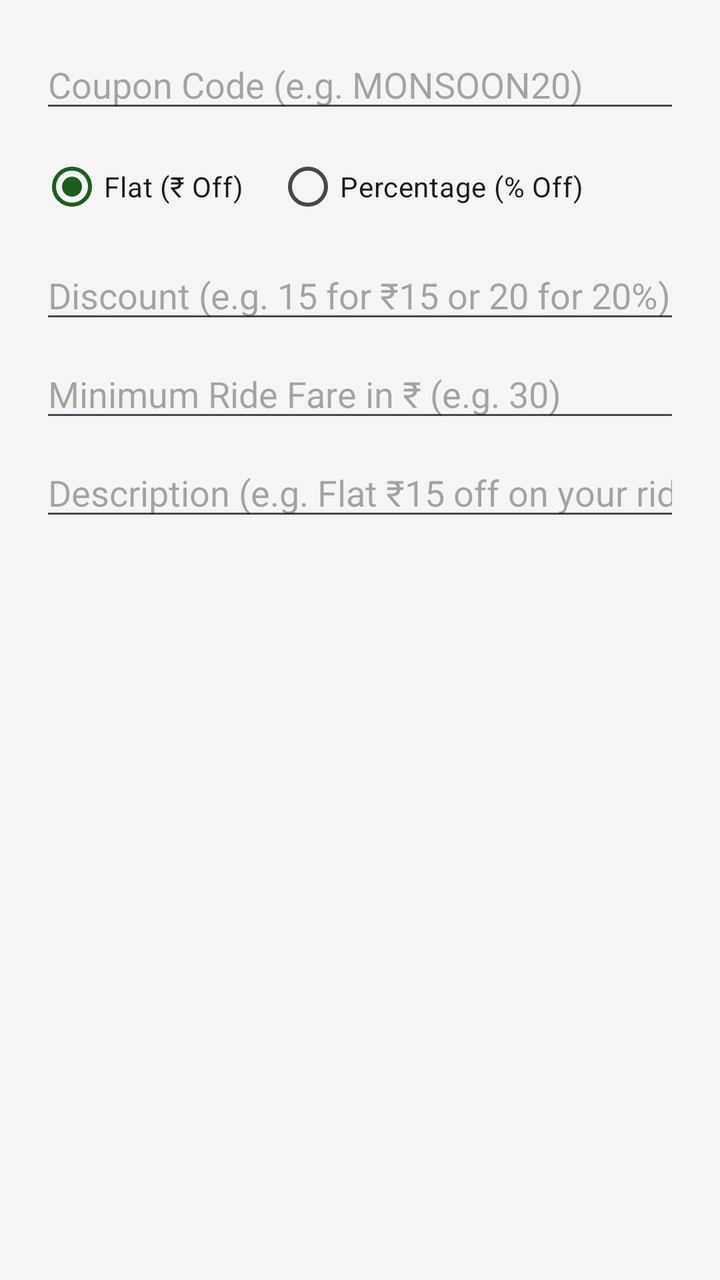
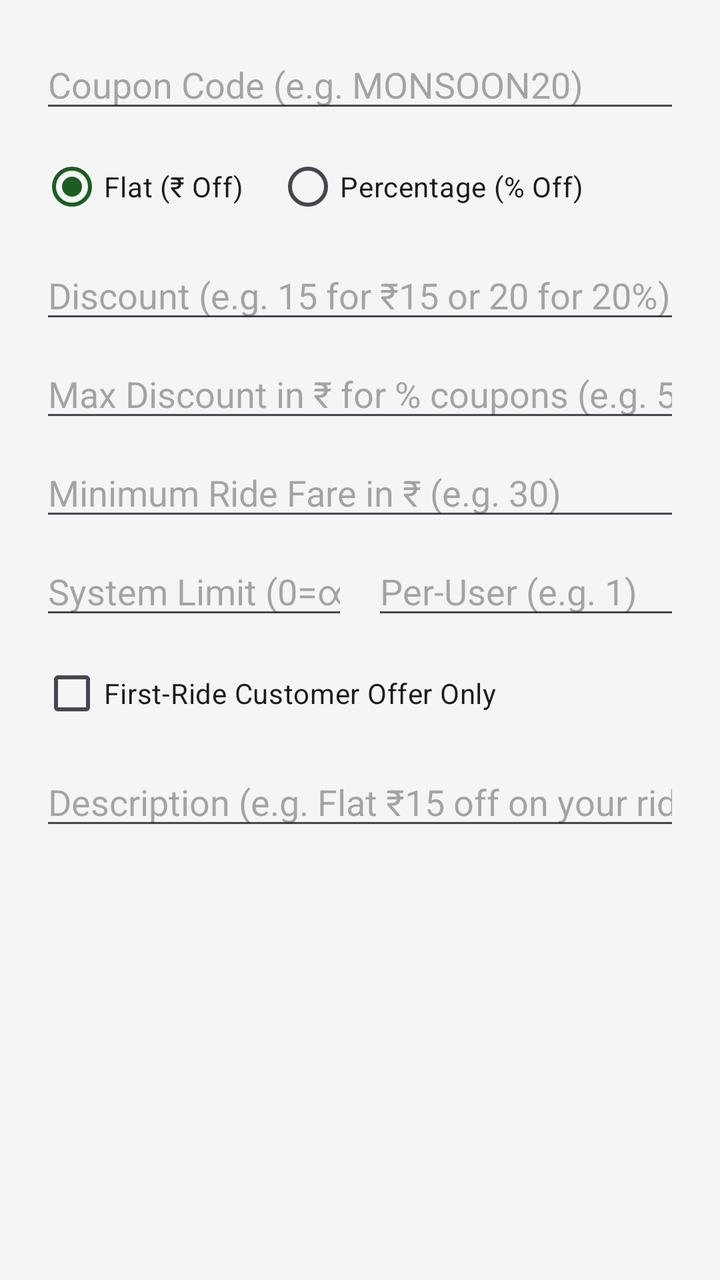

Before-and-after screenshots of an Android layout around one commit, followed by the original layout XML and the change that was made.
<!-- AndroidManifest.xml: application theme Theme.BicycleBookingApp -->
<!-- res/layout/dialog_create_coupon.xml -->
<?xml version="1.0" encoding="utf-8"?>
<LinearLayout
    xmlns:android="http://schemas.android.com/apk/res/android"
    android:layout_width="match_parent"
    android:layout_height="wrap_content"
    android:orientation="vertical"
    android:padding="20dp">

    <EditText
        android:id="@+id/etCouponCode"
        android:layout_width="match_parent"
        android:layout_height="wrap_content"
        android:hint="Coupon Code (e.g. MONSOON20)"
        android:inputType="textCapCharacters"
        android:textAllCaps="true" />

    <RadioGroup
        android:id="@+id/rgDiscountType"
        android:layout_width="match_parent"
        android:layout_height="wrap_content"
        android:orientation="horizontal"
        android:layout_marginTop="8dp">

        <RadioButton
            android:id="@+id/rbFlat"
            android:layout_width="wrap_content"
            android:layout_height="wrap_content"
            android:text="Flat (₹ Off)"
            android:checked="true" />

        <RadioButton
            android:id="@+id/rbPercentage"
            android:layout_width="wrap_content"
            android:layout_height="wrap_content"
            android:text="Percentage (% Off)"
            android:layout_marginStart="16dp" />
    </RadioGroup>

    <EditText
        android:id="@+id/etDiscountValue"
        android:layout_width="match_parent"
        android:layout_height="wrap_content"
        android:layout_marginTop="8dp"
        android:hint="Discount (e.g. 15 for ₹15 or 20 for 20%)"
        android:inputType="numberDecimal" />

    <EditText
        android:id="@+id/etMinRideFare"
        android:layout_width="match_parent"
        android:layout_height="wrap_content"
        android:layout_marginTop="8dp"
        android:hint="Minimum Ride Fare in ₹ (e.g. 30)"
        android:inputType="numberDecimal" />

    <EditText
        android:id="@+id/etCouponDesc"
        android:layout_width="match_parent"
        android:layout_height="wrap_content"
        android:layout_marginTop="8dp"
        android:hint="Description (e.g. Flat ₹15 off on your ride)"
        android:inputType="textCapSentences" />

</LinearLayout>
<!-- resources referenced by this layout -->
<resources>
  <style name="Theme.BicycleBookingApp" parent="Base.Theme.BicycleBookingApp" />
  <style name="Base.Theme.BicycleBookingApp" parent="Theme.Material3.Light.NoActionBar">
          <item name="colorPrimary">@color/colorPrimary</item>
          <item name="colorPrimaryVariant">@color/colorPrimaryDark</item>
          <item name="colorOnPrimary">@color/white</item>
          <item name="colorSecondary">@color/colorAccent</item>
          <item name="colorOnSecondary">@color/white</item>
          <item name="android:colorBackground">@color/colorBackground</item>
          <item name="colorSurface">@color/colorSurface</item>
          <item name="android:statusBarColor">@color/colorPrimary</item>
          <item name="android:navigationBarColor">@color/white</item>
      </style>
  <color name="colorPrimary">#1B5E20</color>
  <color name="colorPrimaryDark">#003300</color>
  <color name="white">#FFFFFFFF</color>
  <color name="colorAccent">#FF6F00</color>
  <color name="colorBackground">#F5F5F5</color>
  <color name="colorSurface">#FFFFFF</color>
</resources>

<!-- the commit's change to res/layout/dialog_create_coupon.xml (unified diff, before → after) -->
@@ -45,12 +45,52 @@
         android:inputType="numberDecimal" />
 
     <EditText
+        android:id="@+id/etMaxDiscount"
+        android:layout_width="match_parent"
+        android:layout_height="wrap_content"
+        android:layout_marginTop="8dp"
+        android:hint="Max Discount in ₹ for % coupons (e.g. 50)"
+        android:inputType="numberDecimal" />
+
+    <EditText
         android:id="@+id/etMinRideFare"
         android:layout_width="match_parent"
         android:layout_height="wrap_content"
         android:layout_marginTop="8dp"
         android:hint="Minimum Ride Fare in ₹ (e.g. 30)"
         android:inputType="numberDecimal" />
+
+    <LinearLayout
+        android:layout_width="match_parent"
+        android:layout_height="wrap_content"
+        android:orientation="horizontal"
+        android:layout_marginTop="8dp">
+
+        <EditText
+            android:id="@+id/etUsageLimit"
+            android:layout_width="0dp"
+            android:layout_height="wrap_content"
+            android:layout_weight="1"
+            android:hint="System Limit (0=∞)"
+            android:inputType="number"
+            android:layout_marginEnd="6dp" />
+
+        <EditText
+            android:id="@+id/etPerUserLimit"
+            android:layout_width="0dp"
+            android:layout_height="wrap_content"
+            android:layout_weight="1"
+            android:hint="Per-User (e.g. 1)"
+            android:inputType="number"
+            android:layout_marginStart="6dp" />
+    </LinearLayout>
+
+    <CheckBox
+        android:id="@+id/cbFirstRideOnly"
+        android:layout_width="match_parent"
+        android:layout_height="wrap_content"
+        android:layout_marginTop="8dp"
+        android:text="First-Ride Customer Offer Only" />
 
     <EditText
         android:id="@+id/etCouponDesc"
